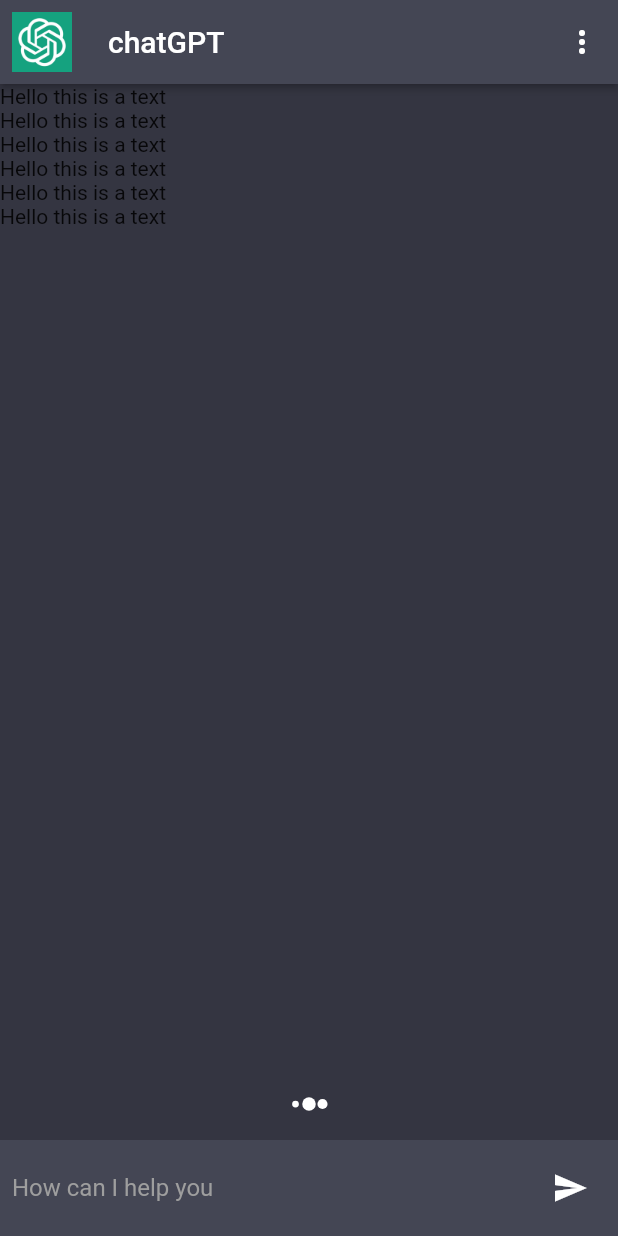
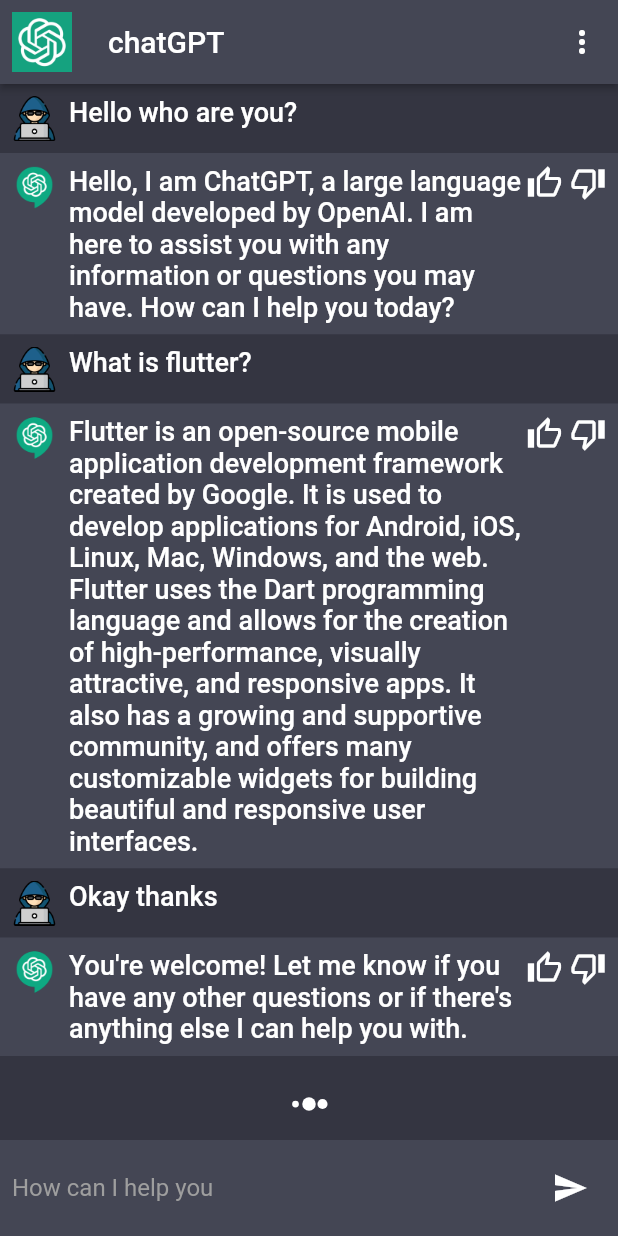
Before and after one commit to ElvisTV/chatbot, a Flutter app: the screen it shows after launch, on a phone screen of 412 x 824 dp. Run offline on Flutter 3.47's test engine with Material 2 defaults, Android fonts, the phone set to English and light mode, and no system bars; our stand-ins replace flutter_spinkit.

Commit message:
hasta el minuto 51

```diff
--- a/lib/constants/constants.dart
+++ b/lib/constants/constants.dart
@@ -1,5 +1,61 @@
+import 'package:chatgpt_course/widgets/text_widget.dart';
 import 'package:flutter/material.dart';
 
 Color scaffoldBackground = const Color(0xFF343541);
 
 Color cardColor = const Color(0xFF444654);
+
+List<String> models = [
+  'Model1',
+  'Model2',
+  'Model3',
+  'Model4',
+  'Model5',
+  'Model6',
+];
+
+List<DropdownMenuItem<String>> get getModelsItem {
+  List<DropdownMenuItem<String>>? modelsItems =
+    List<DropdownMenuItem<String>>.generate(
+      models.length,
+      (index) => DropdownMenuItem(
+        value: models[index],
+        child: TextWidget(
+          label: models[index],
+          fontSize: 15,
+        ),
+      )
+    );
+  return modelsItems;
+}
+
+
+final chatMessages = [
+  {
+    "msg": "Hello who are you?",
+    "chatIndex": 0,
+  },
+  {
+    "msg":
+        "Hello, I am ChatGPT, a large language model developed by OpenAI. I am here to assist you with any information or questions you may have. How can I help you today?",
+    "chatIndex": 1,
+  },
+  {
+    "msg": "What is flutter?",
+    "chatIndex": 0,
+  },
+  {
+    "msg":
+        "Flutter is an open-source mobile application development framework created by Google. It is used to develop applications for Android, iOS, Linux, Mac, Windows, and the web. Flutter uses the Dart programming language and allows for the creation of high-performance, visually attractive, and responsive apps. It also has a growing and supportive community, and offers many customizable widgets for building beautiful and responsive user interfaces.",
+    "chatIndex": 1,
+  },
+  {
+    "msg": "Okay thanks",
+    "chatIndex": 0,
+  },
+  {
+    "msg":
+        "You're welcome! Let me know if you have any other questions or if there's anything else I can help you with.",
+    "chatIndex": 1,
+  },
+];
--- a/lib/screens/chat_screen.dart
+++ b/lib/screens/chat_screen.dart
@@ -1,5 +1,8 @@
 import 'package:chatgpt_course/constants/constants.dart';
 import 'package:chatgpt_course/services/assets_manager.dart';
+import 'package:chatgpt_course/services/services.dart';
+import 'package:chatgpt_course/widgets/chat_widget.dart';
+import 'package:chatgpt_course/widgets/text_widget.dart';
 import 'package:flutter/material.dart';
 import 'package:flutter_spinkit/flutter_spinkit.dart';
 
@@ -38,7 +41,9 @@ class _ChatScreenState extends State<ChatScreen> {
         ),
         title: const Text("chatGPT"),
         actions: [IconButton(
-          onPressed: (){},
+          onPressed: () async {
+            await Services.showModalSheet(context: context);
+          },
           icon: const Icon(
               Icons.more_vert_rounded,
               color: Colors.white,
@@ -52,7 +57,12 @@ class _ChatScreenState extends State<ChatScreen> {
               child: ListView.builder(
                 itemCount: 6,
                 itemBuilder: (context, index) {
-                  return const Text("Hello this is a text");
+                  return ChatWidget(
+                    msg: chatMessages[index]["msg"].toString(),
+                    chatIndex: int.parse(
+                      chatMessages[index]["chatIndex"].toString()
+                    ),
+                  );
                 },
               )
             ),
--- /dev/null
+++ b/lib/widgets/chat_widget.dart
@@ -0,0 +1,66 @@
+
+import 'package:chatgpt_course/constants/constants.dart';
+import 'package:chatgpt_course/services/assets_manager.dart';
+import 'package:chatgpt_course/widgets/text_widget.dart';
+import 'package:flutter/material.dart';
+
+class ChatWidget extends StatelessWidget {
+  const ChatWidget({super.key, required this.msg, required this.chatIndex});
+
+  final String msg;
+  final int chatIndex;
+
+  @override
+  Widget build(BuildContext context) {
+    return Column(
+      children: [
+        Material(
+          color: chatIndex == 0 ? scaffoldBackground : cardColor,
+          child: Padding(
+            padding: const EdgeInsets.all(8.0),
+            child: Row(
+              crossAxisAlignment: CrossAxisAlignment.start,
+              children: [
+                Image.asset(
+                  chatIndex == 0 ? AssetsManager.userImage: AssetsManager.botImage,
+                  height: 30,
+                  width: 30,
+                ),
+                const SizedBox(
+                  width: 8,
+                ),
+                Expanded(
+                  child: TextWidget(
+                  label: msg,
+                ),
+                ),
+                chatIndex == 0
+                  ? const SizedBox.shrink()
+                  : Row(
+                    mainAxisAlignment: MainAxisAlignment.end,
+                    mainAxisSize: MainAxisSize.min,
+                    children: const [
+                      Icon(
+                        Icons.thumb_up_alt_outlined,
+                        color: Colors.white,
+                      ),
+                      SizedBox(
+                        width: 5,
+                      ),
+                      Icon(
+                        Icons.thumb_down_alt_outlined,
+                        color: Colors.white,
+                      )
+
+                    ],
+                  )
+
+              ],
+            ),
+          )
+        )
+      ],
+    );
+
+  }
+}
--- /dev/null
+++ b/lib/widgets/text_widget.dart
@@ -0,0 +1,28 @@
+import 'package:flutter/material.dart';
+
+class TextWidget extends StatelessWidget {
+  const TextWidget(
+      {Key? key,
+      required this.label,
+      this.fontSize = 18,
+      this.color,
+      this.fontWeight})
+      : super(key: key);
+
+  final String label;
+  final double fontSize;
+  final Color? color;
+  final FontWeight? fontWeight;
+  @override
+  Widget build(BuildContext context) {
+    return Text(
+      label,
+      // textAlign: TextAlign.justify,
+      style: TextStyle(
+        color: color ?? Colors.white,
+        fontSize: fontSize,
+        fontWeight: fontWeight ?? FontWeight.w500,
+      ),
+    );
+  }
+}
```
Also changed, not shown: lib/services/services.dart (added, +45 -0 lines), lib/widgets/drop_down.dart (added, +33 -0 lines).
